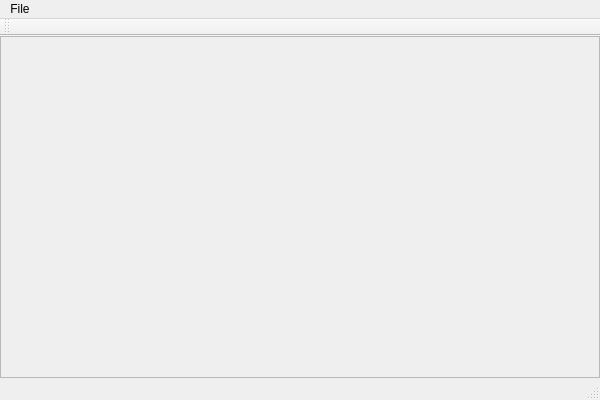
Before: the Qt Designer form trunk/Editor/TamyEditor/tamyeditor.ui in cccZone/tamy, drawn with Qt 5.
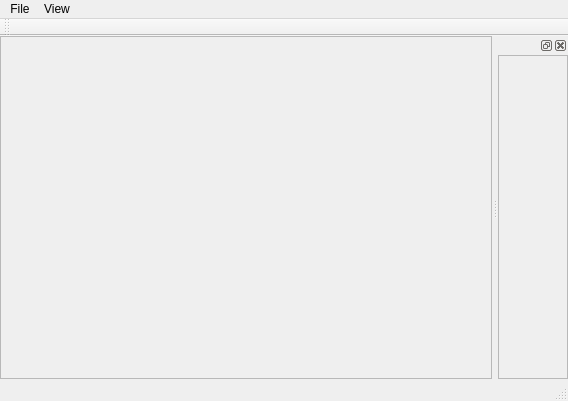
After: the same form once the commit is applied.

Commit message: structural changes - obsolete demos removed entities properties management system

```diff
--- a/trunk/Editor/TamyEditor/tamyeditor.ui
+++ b/trunk/Editor/TamyEditor/tamyeditor.ui
@@ -6,14 +6,20 @@
    <rect>
     <x>0</x>
     <y>0</y>
-    <width>600</width>
-    <height>400</height>
+    <width>568</width>
+    <height>401</height>
    </rect>
   </property>
   <property name="windowTitle">
    <string>TamyEditor</string>
   </property>
   <widget class="QWidget" name="centralWidget">
+   <property name="enabled">
+    <bool>true</bool>
+   </property>
+   <property name="contextMenuPolicy">
+    <enum>Qt::NoContextMenu</enum>
+   </property>
    <layout class="QHBoxLayout" name="horizontalLayout">
     <property name="spacing">
      <number>0</number>
@@ -23,6 +29,15 @@
     </property>
     <item>
      <widget class="QFrame" name="renderWindow">
+      <property name="enabled">
+       <bool>true</bool>
+      </property>
+      <property name="mouseTracking">
+       <bool>true</bool>
+      </property>
+      <property name="contextMenuPolicy">
+       <enum>Qt::NoContextMenu</enum>
+      </property>
       <property name="frameShape">
        <enum>QFrame::StyledPanel</enum>
       </property>
@@ -46,7 +61,7 @@
     <rect>
      <x>0</x>
      <y>0</y>
-     <width>600</width>
+     <width>568</width>
      <height>22</height>
     </rect>
    </property>
@@ -61,7 +76,14 @@
     <addaction name="separator"/>
     <addaction name="actionQuit"/>
    </widget>
+   <widget class="QMenu" name="menuView">
+    <property name="title">
+     <string>View</string>
+    </property>
+    <addaction name="actionProperties"/>
+   </widget>
    <addaction name="menuFile"/>
+   <addaction name="menuView"/>
   </widget>
   <widget class="QToolBar" name="mainToolBar">
    <attribute name="toolBarArea">
@@ -72,6 +94,35 @@
    </attribute>
   </widget>
   <widget class="QStatusBar" name="statusBar"/>
+  <widget class="QDockWidget" name="dockWidget">
+   <attribute name="dockWidgetArea">
+    <number>2</number>
+   </attribute>
+   <widget class="QWidget" name="dockWidgetContents">
+    <layout class="QVBoxLayout" name="verticalLayout_3">
+     <property name="margin">
+      <number>0</number>
+     </property>
+     <item>
+      <widget class="QScrollArea" name="scrollArea">
+       <property name="widgetResizable">
+        <bool>true</bool>
+       </property>
+       <widget class="QWidget" name="propertiesWidget">
+        <property name="geometry">
+         <rect>
+          <x>0</x>
+          <y>0</y>
+          <width>78</width>
+          <height>322</height>
+         </rect>
+        </property>
+       </widget>
+      </widget>
+     </item>
+    </layout>
+   </widget>
+  </widget>
   <action name="actionOpen">
    <property name="text">
     <string>Open</string>
```
Left out of the diff: 8 changed lines with no effect on the pictures. The commit also changes 194 other files.
